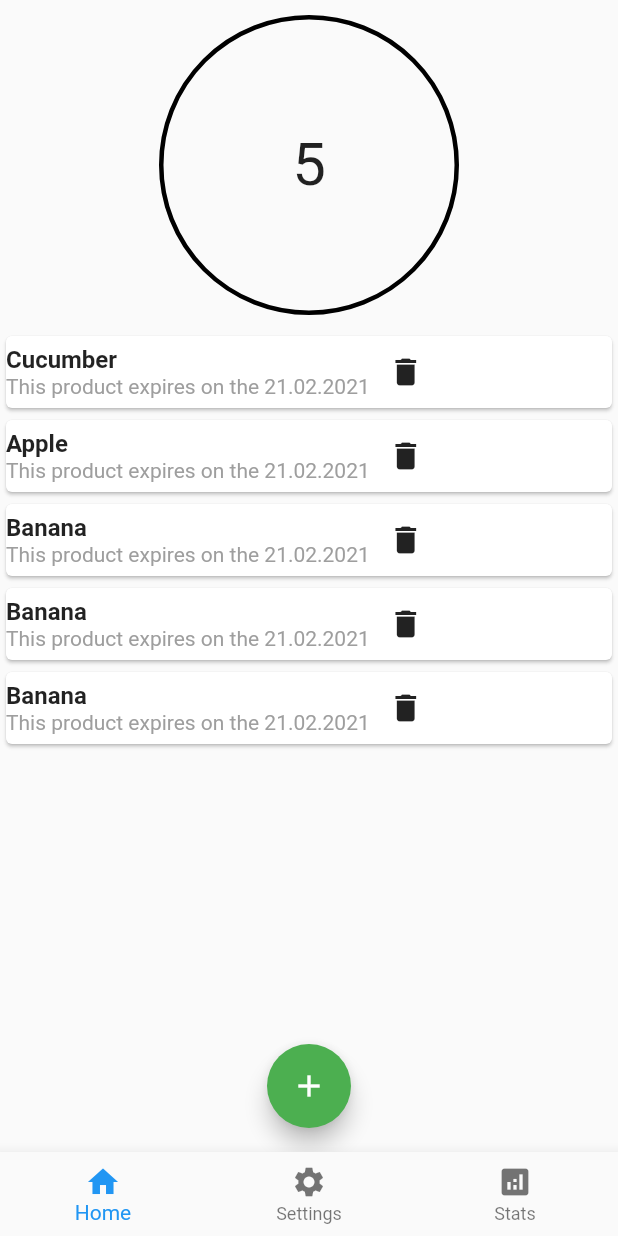
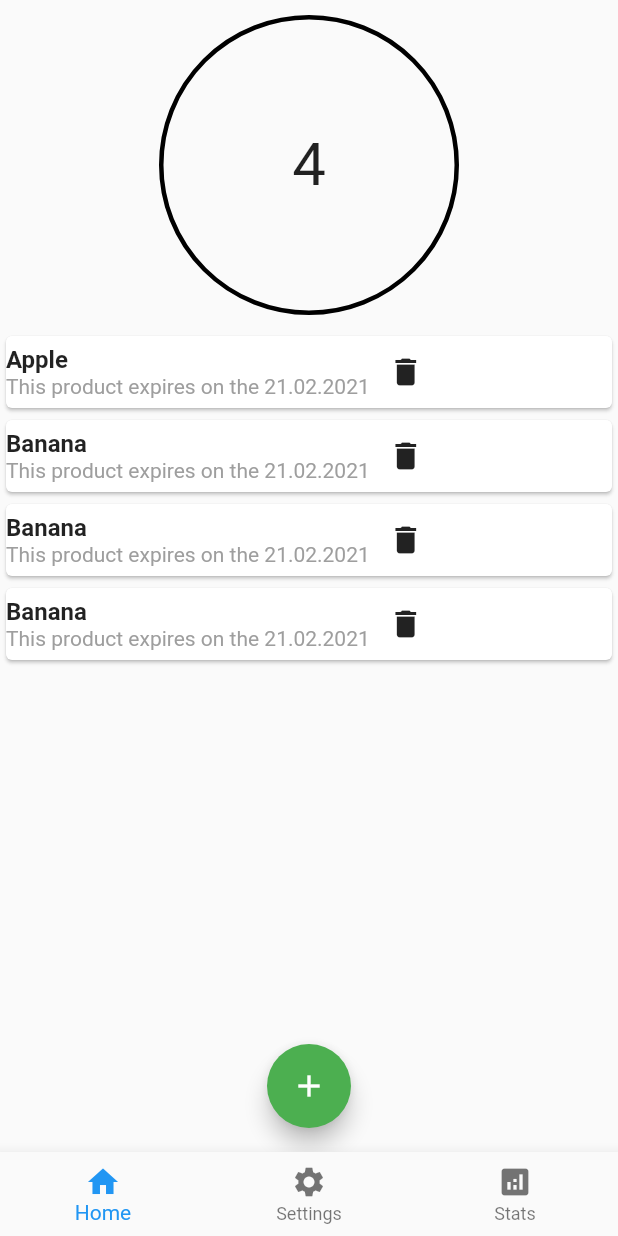
Before and after one commit to OliverSucur/wasty, a Flutter app: the screen it shows after launch, after a tap on the "delete" icon, on a phone screen of 412 x 824 dp. Run offline on Flutter 3.47's test engine with Material 2 defaults, Android fonts, the light colour scheme and no system bars; our stand-ins replace flutter_local_notifications.

Commit message:
Abgabe Projekt

```diff
--- a/lib/main.dart
+++ b/lib/main.dart
@@ -1,9 +1,9 @@
 import 'package:flutter/material.dart';
+import 'package:flutter_local_notifications/flutter_local_notifications.dart';
 import 'package:wasty/pages/index.dart';
 
-import 'package:wasty/pages/settings.dart';
-import 'package:wasty/pages/stats.dart';
-import 'package:wasty/pages/home.dart';
+final FlutterLocalNotificationsPlugin flutterLocalNotificationsPlugin =
+  FlutterLocalNotificationsPlugin();
 
 void main() => runApp(MyApp());
 
--- a/lib/pages/home.dart
+++ b/lib/pages/home.dart
@@ -62,6 +62,10 @@ class _HomePageState extends State<HomePage> {
         });
   }
 
+  void _resetHomeScreen(){
+    setState(() { });
+  }
+
   @override
   Widget build(BuildContext context) {
     return Scaffold(
@@ -94,7 +98,7 @@ class _HomePageState extends State<HomePage> {
                 child: SingleChildScrollView(
                   child: Column(
                     children: <Widget>[
-                      ProductsList(_products),
+                      ProductsList(_products, _resetHomeScreen)
                     ],
                   ),
                 ),
--- a/lib/pages/settings.dart
+++ b/lib/pages/settings.dart
@@ -29,7 +29,7 @@ class _SettingsPageState extends State<SettingsPage> {
           Card(
             child: Row(
               children: <Widget>[
-                Text("Enable Notifications"),
+                Text("Notifications time in advance"),
                 Expanded(
                   child: Container(
                     margin: EdgeInsets.fromLTRB(80, 0, 0, 0),
--- a/lib/pages/stats.dart
+++ b/lib/pages/stats.dart
@@ -32,7 +32,7 @@ class _StatsPageState extends State<StatsPage> {
               Container(
                 margin: EdgeInsets.fromLTRB(20, 25, 0, 0),
                 child: Text(
-                  "Hier steht ein Text",
+                  "30 people could feed on your \ndiscarded food in one day",
                   style: TextStyle(fontSize: 20),
                 ),
               ),
@@ -44,7 +44,7 @@ class _StatsPageState extends State<StatsPage> {
               Container(
                 margin: EdgeInsets.fromLTRB(0, 25, 20, 0),
                 child: Text(
-                  "Hier steht ein Text",
+                  "The wood you throw away quates \nto 20 kilograms of CO2",
                   style: TextStyle(fontSize: 20),
                 ),
               ),
--- a/lib/widgets/newProduct.dart
+++ b/lib/widgets/newProduct.dart
@@ -13,7 +13,6 @@ class NewProduct extends StatefulWidget {
 class _NewProductState extends State<NewProduct> {
   final nameController = TextEditingController();
   final expiryDateController = TextEditingController();
-  var _selectedDate;
 
   void submitData() {
     final enteredName = nameController.text;
--- a/lib/widgets/products.dart
+++ b/lib/widgets/products.dart
@@ -3,11 +3,16 @@ import 'package:intl/intl.dart';
 
 import '../models/product.dart';
 
-class ProductsList extends StatelessWidget {
+class ProductsList extends StatefulWidget {
   final List<Product> products;
+  final Function resetHomeScreen;
+  ProductsList(this.products, this.resetHomeScreen);
 
-  ProductsList(this.products);
+  @override
+  _ProductsListState createState() => _ProductsListState();
+}
 
+class _ProductsListState extends State<ProductsList> {
   @override
   Widget build(BuildContext context) {
     return Container(
@@ -21,14 +26,14 @@ class ProductsList extends StatelessWidget {
                   crossAxisAlignment: CrossAxisAlignment.start,
                   children: <Widget>[
                     Text(
-                      products[index].name,
+                      widget.products[index].name,
                       style: TextStyle(
                         fontSize: 16,
                         fontWeight: FontWeight.bold,
                       ),
                     ),
                     Text(
-                      'This product expires on the ${products[index].expiryDate}',
+                      'This product expires on the ${widget.products[index].expiryDate}',
                       style: TextStyle(
                         color: Colors.grey,
                       ),
@@ -39,13 +44,18 @@ class ProductsList extends StatelessWidget {
                     child: IconButton(
                   icon: Icon(Icons.delete),
                   tooltip: "Delete",
-                  onPressed: () {},
+                  onPressed: () {
+                    setState(() {
+                      widget.products.removeAt(index);
+                      widget.resetHomeScreen();
+                    });
+                  },
                 )),
               ],
             ),
           );
         },
-        itemCount: products.length,
+        itemCount: widget.products.length,
       ),
     );
   }
--- a/pubspec.yaml
+++ b/pubspec.yaml
@@ -26,6 +26,7 @@ dependencies:
   intl: ^0.16.1
   toggle_switch: "^0.1.8"
   font_awesome_flutter: "8.11.0"
+  flutter_local_notifications: ^3.0.3
 
 
   # The following adds the Cupertino Icons font to your application.
```
Also changed, not shown: pubspec.lock.
